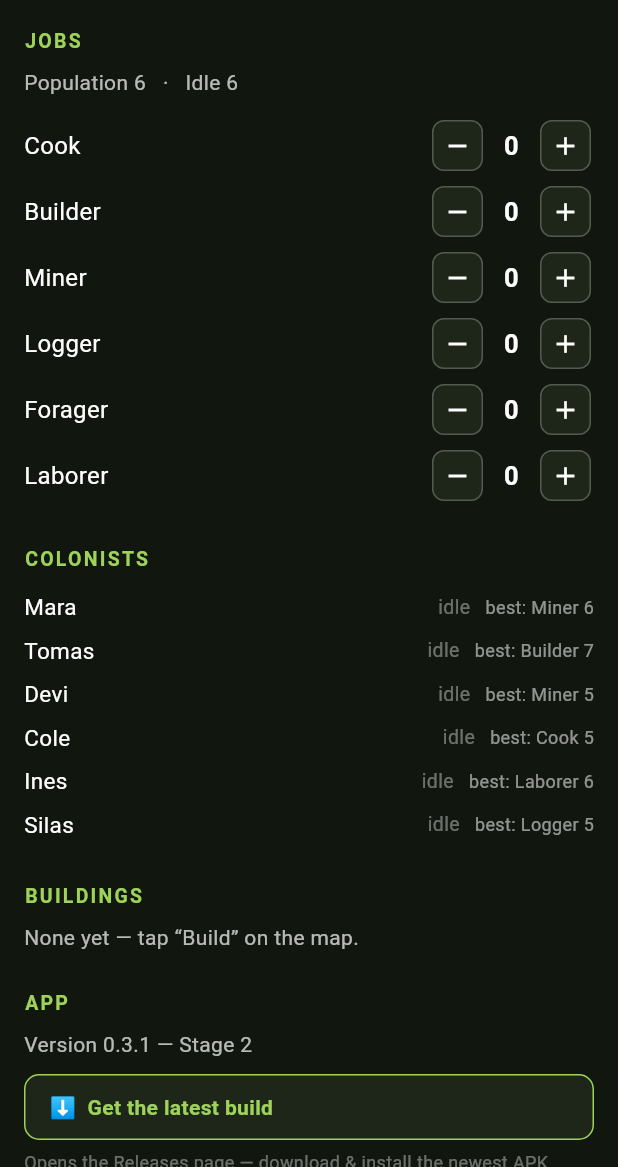
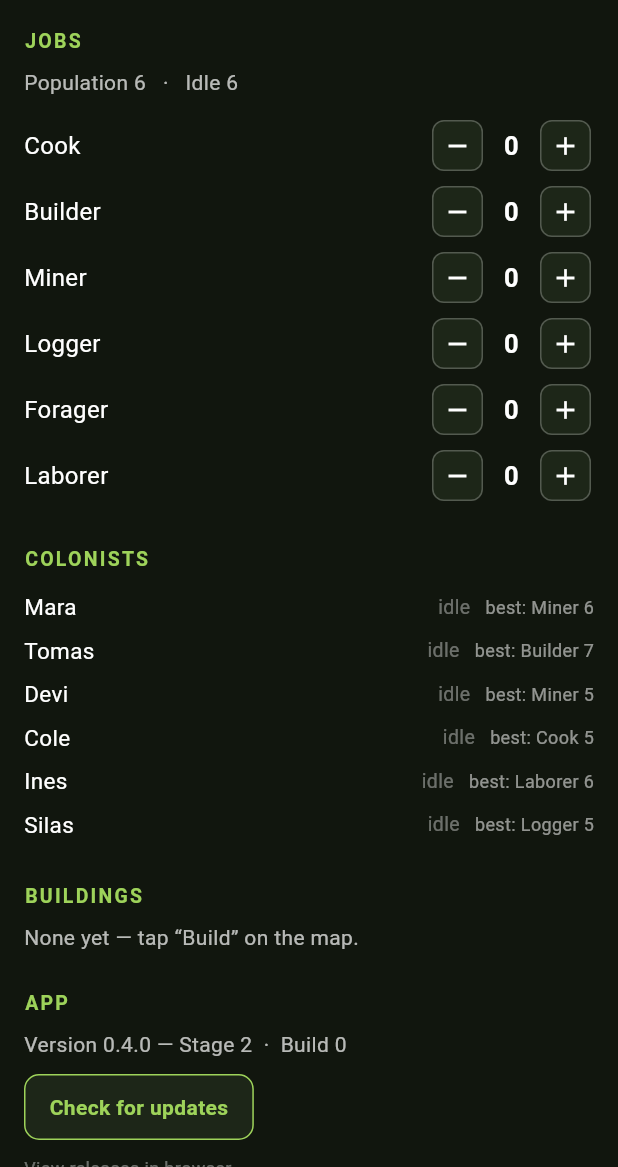
Before and after one commit to Kgunn1977/Claude-Mobile-Game, a Flutter app: the screen it shows after launch, swiped to page 2, on a phone screen of 412 x 824 dp, the part 69-1236 px from its top. Run offline on Flutter 3.47's test engine with Material 3 defaults, Android fonts, the phone set to English and light mode, and no system bars; our stand-ins replace open_filex; missing offline and left inert: flame.

Commit message:
Add one-tap in-app updater (now that Releases are public)
- update_service.dart: checks GitHub Releases (public, no auth), parses the
  latest build number, streams the APK to a file with progress
- ui/update_button.dart: 'Check for updates' -> if newer, 'Install Build N' ->
  downloads with a progress bar, then OpenFilex hands the APK to Android's installer
- Data page App section: version + Build number, the updater, and a browser link
- deps: http, path_provider, open_filex
- CI: stamp kBuildNumber with the run number; manifest now adds INTERNET +
  REQUEST_INSTALL_PACKAGES + url_launcher queries

```diff
--- a/lib/ui/data_page.dart
+++ b/lib/ui/data_page.dart
@@ -3,6 +3,7 @@ import 'package:url_launcher/url_launcher.dart';
 import '../model/types.dart';
 import '../state/colony_state.dart';
 import '../version.dart';
+import 'update_button.dart';
 
 /// Data screen: Banished-style job assignment (headcount per role) plus a
 /// colonist roster. Rebuilds whenever the colony state changes.
@@ -43,29 +44,20 @@ class DataPage extends StatelessWidget {
                 ),
                 const SizedBox(height: 24),
                 _header('App'),
-                Text('Version $kAppVersion',
+                Text('Version $kAppVersion  ·  Build $kBuildNumber',
                     style: const TextStyle(color: Colors.white70)),
+                const SizedBox(height: 10),
+                const UpdateButton(),
                 const SizedBox(height: 10),
                 GestureDetector(
                   onTap: () => launchUrl(Uri.parse(kReleasesUrl),
                       mode: LaunchMode.externalApplication),
-                  child: Container(
-                    padding:
-                        const EdgeInsets.symmetric(horizontal: 16, vertical: 11),
-                    decoration: BoxDecoration(
-                        color: const Color(0xFF1D2618),
-                        borderRadius: BorderRadius.circular(10),
-                        border: Border.all(color: const Color(0xFF9ED35A))),
-                    child: const Text('⬇  Get the latest build',
-                        style: TextStyle(
-                            color: Color(0xFF9ED35A),
-                            fontWeight: FontWeight.w700)),
-                  ),
+                  child: const Text('View releases in browser',
+                      style: TextStyle(
+                          color: Colors.white38,
+                          fontSize: 12,
+                          decoration: TextDecoration.underline)),
                 ),
-                const SizedBox(height: 6),
-                const Text(
-                    'Opens the Releases page — download & install the newest APK.',
-                    style: TextStyle(color: Colors.white38, fontSize: 12)),
               ],
             );
           },
--- /dev/null
+++ b/lib/ui/update_button.dart
@@ -0,0 +1,133 @@
+import 'package:flutter/material.dart';
+import 'package:open_filex/open_filex.dart';
+import '../update_service.dart';
+import '../version.dart';
+
+/// One-tap updater: checks GitHub Releases, and if a newer build exists,
+/// downloads the APK and hands it to Android's installer.
+class UpdateButton extends StatefulWidget {
+  const UpdateButton({super.key});
+  @override
+  State<UpdateButton> createState() => _UpdateButtonState();
+}
+
+enum _S { idle, checking, upToDate, available, downloading, opening, error }
+
+class _UpdateButtonState extends State<UpdateButton> {
+  final _svc = UpdateService();
+  _S _s = _S.idle;
+  LatestRelease? _rel;
+  double _progress = 0;
+  String _msg = '';
+
+  Future<void> _check() async {
+    setState(() => _s = _S.checking);
+    try {
+      final r = await _svc.check();
+      if (r == null) {
+        setState(() {
+          _s = _S.error;
+          _msg = "Couldn't reach Releases.";
+        });
+      } else if (r.build > kBuildNumber) {
+        setState(() {
+          _rel = r;
+          _s = _S.available;
+        });
+      } else {
+        setState(() => _s = _S.upToDate);
+      }
+    } catch (e) {
+      setState(() {
+        _s = _S.error;
+        _msg = 'Check failed.';
+      });
+    }
+  }
+
+  Future<void> _downloadAndInstall() async {
+    setState(() {
+      _s = _S.downloading;
+      _progress = 0;
+    });
+    try {
+      final file =
+          await _svc.download(_rel!.apkUrl, (p) => setState(() => _progress = p));
+      setState(() => _s = _S.opening);
+      await OpenFilex.open(file.path); // Android install prompt
+      setState(() => _s = _S.available); // back to available if they cancel
+    } catch (e) {
+      setState(() {
+        _s = _S.error;
+        _msg = 'Download failed.';
+      });
+    }
+  }
+
+  @override
+  Widget build(BuildContext context) {
+    final (label, onTap, busy) = switch (_s) {
+      _S.idle => ('Check for updates', _check, false),
+      _S.checking => ('Checking…', null, true),
+      _S.upToDate => ("You're on the latest (Build $kBuildNumber)", _check, false),
+      _S.available => ('⬇ Install Build ${_rel!.build}', _downloadAndInstall, false),
+      _S.downloading =>
+        ('Downloading ${(_progress * 100).floor()}%', null, true),
+      _S.opening => ('Opening installer…', null, true),
+      _S.error => ('$_msg  Tap to retry', _check, false),
+    };
+
+    return Column(
+      crossAxisAlignment: CrossAxisAlignment.start,
+      children: [
+        GestureDetector(
+          onTap: onTap,
+          child: Container(
+            padding: const EdgeInsets.symmetric(horizontal: 16, vertical: 11),
+            decoration: BoxDecoration(
+              color: _s == _S.available
+                  ? const Color(0xFF9ED35A)
+                  : const Color(0xFF1D2618),
+              borderRadius: BorderRadius.circular(10),
+              border: Border.all(color: const Color(0xFF9ED35A)),
+            ),
+            child: Row(
+              mainAxisSize: MainAxisSize.min,
+              children: [
+                if (busy)
+                  const Padding(
+                    padding: EdgeInsets.only(right: 10),
+                    child: SizedBox(
+                        width: 14,
+                        height: 14,
+                        child: CircularProgressIndicator(
+                            strokeWidth: 2, color: Color(0xFF9ED35A))),
+                  ),
+                Text(label,
+                    style: TextStyle(
+                        color: _s == _S.available
+                            ? Colors.black
+                            : const Color(0xFF9ED35A),
+                        fontWeight: FontWeight.w700)),
+              ],
+            ),
+          ),
+        ),
+        if (_s == _S.downloading)
+          Padding(
+            padding: const EdgeInsets.only(top: 8),
+            child: LinearProgressIndicator(
+                value: _progress,
+                backgroundColor: const Color(0xFF1D2618),
+                color: const Color(0xFF9ED35A)),
+          ),
+        if (_s == _S.opening || _s == _S.available && _progress > 0)
+          const Padding(
+            padding: EdgeInsets.only(top: 6),
+            child: Text('If install is blocked, allow “install unknown apps”.',
+                style: TextStyle(color: Colors.white38, fontSize: 12)),
+          ),
+      ],
+    );
+  }
+}
--- a/lib/version.dart
+++ b/lib/version.dart
@@ -1,6 +1,9 @@
-/// Bump this each build so the in-app "Updates" panel shows what's installed.
-const String kAppVersion = '0.3.1 — Stage 2';
+/// Bump kAppVersion for humans; kBuildNumber is stamped by CI with the GitHub
+/// Actions run number so the app can tell if a newer build exists.
+const String kAppVersion = '0.4.0 — Stage 2';
+const int kBuildNumber = 0; // overwritten in CI
 
-/// Where the newest installable APK lives (GitHub Releases, latest).
 const String kReleasesUrl =
     'https://github.com/Kgunn1977/Claude-Mobile-Game/releases/latest';
+const String kRepoApiLatest =
+    'https://api.github.com/repos/Kgunn1977/Claude-Mobile-Game/releases/latest';
--- a/pubspec.yaml
+++ b/pubspec.yaml
@@ -11,6 +11,9 @@ dependencies:
     sdk: flutter
   flame: ^1.18.0
   url_launcher: ^6.2.5
+  http: ^1.2.0
+  path_provider: ^2.1.2
+  open_filex: ^4.4.0
 
 dev_dependencies:
   flutter_test:
```
Also changed, not shown: lib/update_service.dart (added, +53 -0 lines), 1 other file.
